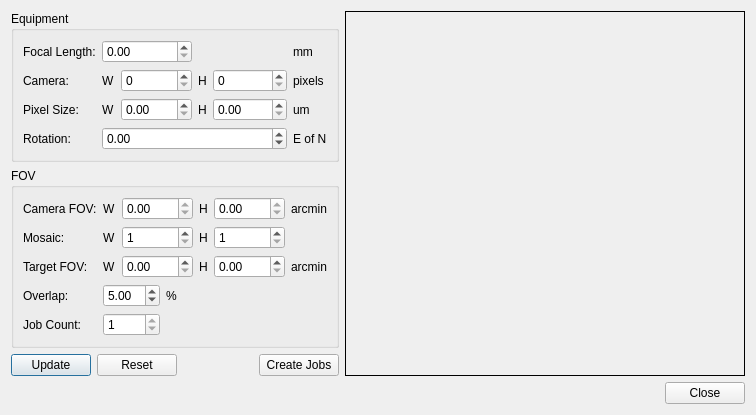
First picture: the form in kstars/ekos/mosaic.ui, repository KDE/kstars, before the edit.
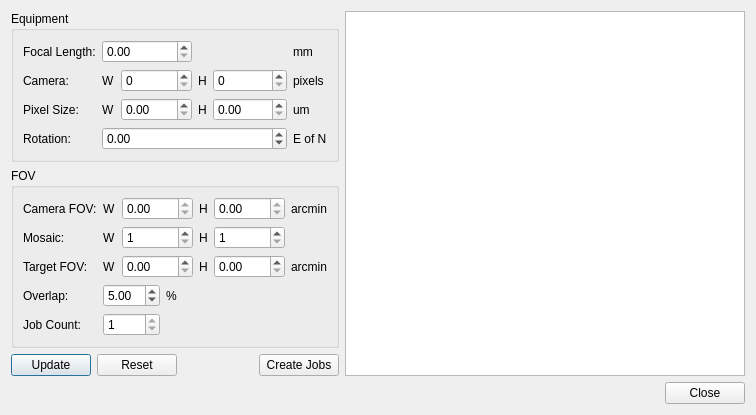
Second picture: the form after the edit.

Commit message: Some more experimenting with mosaics

Patch:
```diff
--- a/kstars/ekos/mosaic.ui
+++ b/kstars/ekos/mosaic.ui
@@ -548,30 +548,18 @@
       </layout>
      </item>
      <item>
-      <widget class="QLabel" name="mosaicDisplay">
-       <property name="sizePolicy">
-        <sizepolicy hsizetype="Expanding" vsizetype="Expanding">
-         <horstretch>0</horstretch>
-         <verstretch>0</verstretch>
-        </sizepolicy>
-       </property>
+      <widget class="QGraphicsView" name="mosaicView">
        <property name="minimumSize">
         <size>
          <width>400</width>
          <height>300</height>
         </size>
        </property>
-       <property name="frameShape">
-        <enum>QFrame::Box</enum>
+       <property name="verticalScrollBarPolicy">
+        <enum>Qt::ScrollBarAlwaysOff</enum>
        </property>
-       <property name="frameShadow">
-        <enum>QFrame::Plain</enum>
-       </property>
-       <property name="text">
-        <string/>
-       </property>
-       <property name="textFormat">
-        <enum>Qt::PlainText</enum>
+       <property name="horizontalScrollBarPolicy">
+        <enum>Qt::ScrollBarAlwaysOff</enum>
        </property>
       </widget>
      </item>
```
The commit also changes 2 other files.
